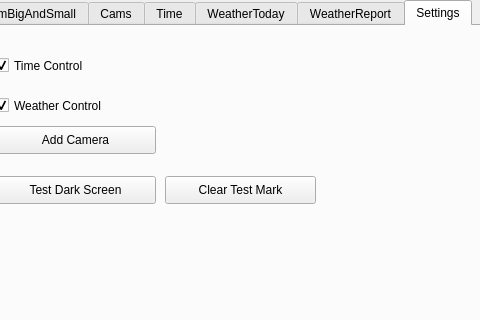
Above: Other/CameraDemo/mainwindow.ui from hondodo/PCamera before the change; both pictures show x 97 to 577 and y 0 to 320 of the 1112 by 772 pixel window. Below: the same form after it.
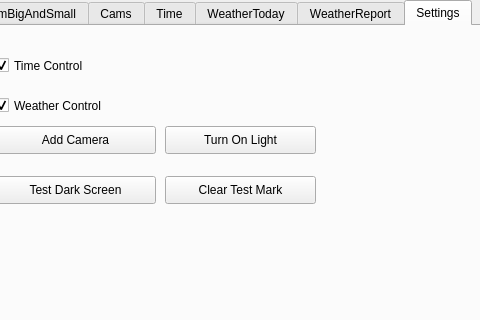
That is the form after the change.

Commit message: test light control

```diff
--- a/Other/CameraDemo/mainwindow.ui
+++ b/Other/CameraDemo/mainwindow.ui
@@ -469,6 +469,22 @@
             <string>Clear Test Mark</string>
            </property>
           </widget>
+          <widget class="QPushButton" name="pushButtonTurnOnLight">
+           <property name="geometry">
+            <rect>
+             <x>260</x>
+             <y>100</y>
+             <width>151</width>
+             <height>28</height>
+            </rect>
+           </property>
+           <property name="text">
+            <string>Turn On Light</string>
+           </property>
+           <property name="checked">
+            <bool>false</bool>
+           </property>
+          </widget>
          </widget>
         </widget>
        </item>
```
The commit also changes 4 other files.
